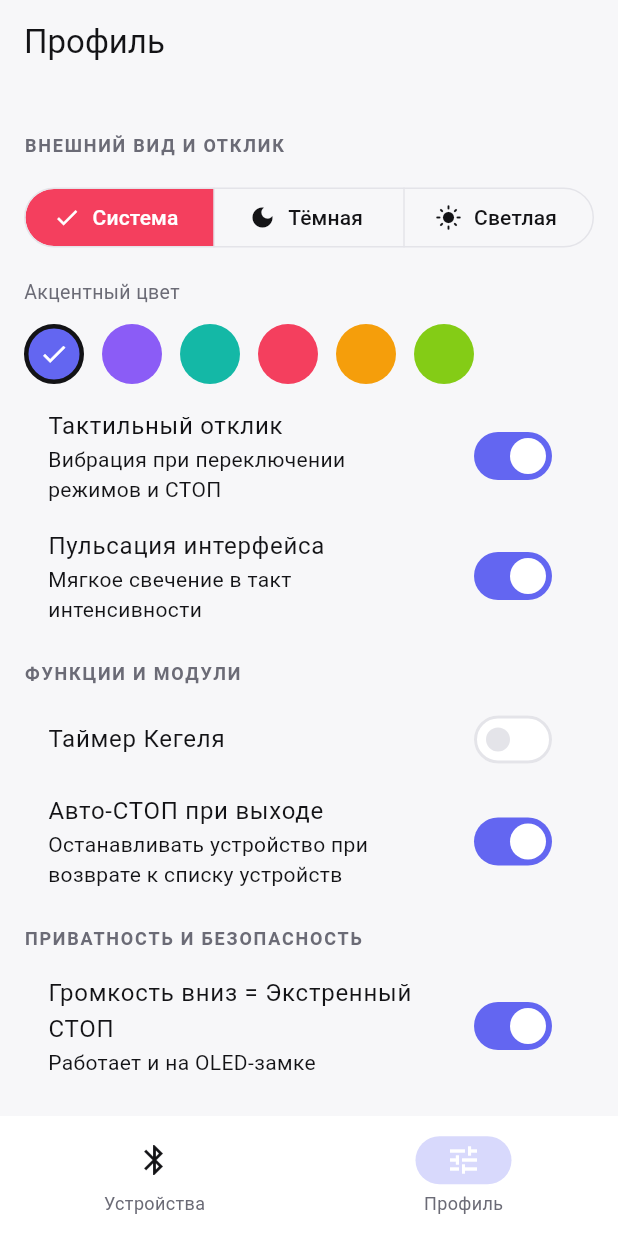
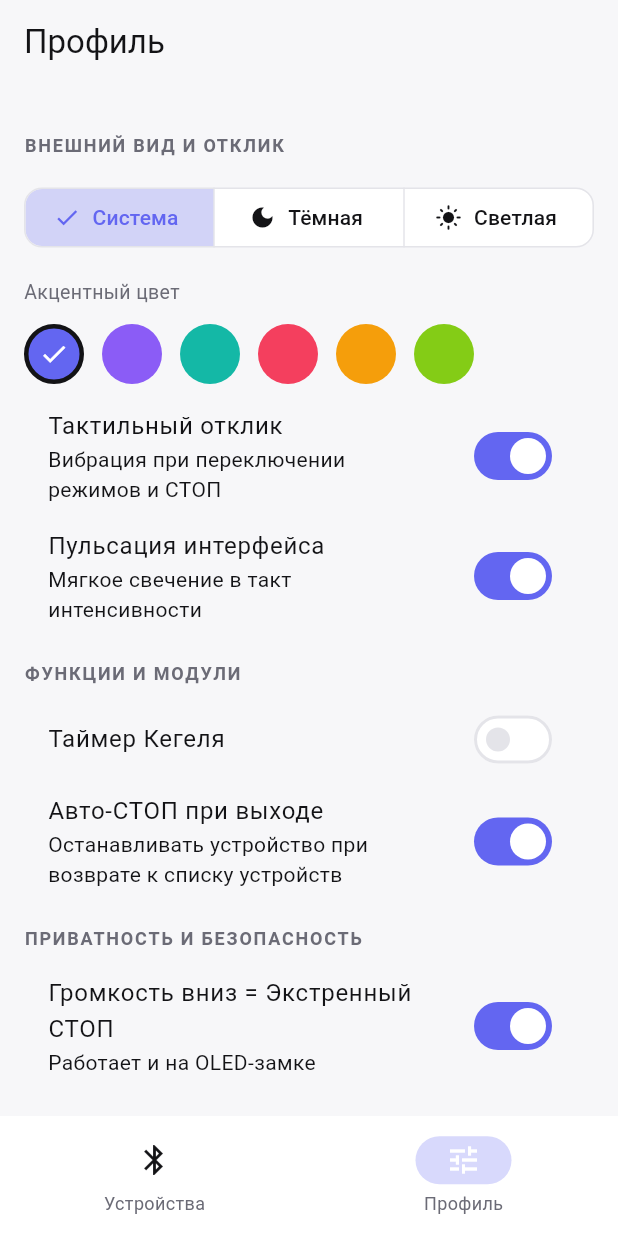
Before and after one commit to Noctwave/noctwave-app, a Flutter app: the screen it shows after launch, item 2 of the bottom bar chosen, on a phone screen of 412 x 824 dp. Run offline on Flutter 3.47's test engine with Material 3 defaults, Android fonts, the phone set to English and light mode, and no system bars; our stand-ins replace file_picker, just_audio, local_auth, material_ui, sensors_plus, share_plus and 2 more; missing offline and left inert: mobile_scanner, record; accounts and stored records are empty.

Commit message:
fix(theme): акцентный цвет в SegmentedButton (выбор темы)
- ColorScheme.secondary = акцент (SegmentedButton/ChoiceChip выделяют
  выбранный вариант цветом secondary, а не primary)
- Явный segmentedButtonTheme: выбранный вариант — фон акцент 25%,
  текст/иконка акцентом; невыбранный — поверхность/текст темы
- Тесты темы: secondary==акцент, selected-окраска, light/dark различия
- 96 тестов зелёные

```diff
--- a/lib/core/theme/noctwave_theme.dart
+++ b/lib/core/theme/noctwave_theme.dart
@@ -108,7 +108,9 @@ ThemeData buildNoctwaveTheme({
     brightness: colors.brightness,
     primary: accent,
     onPrimary: Colors.white,
-    secondary: NoctwavePalette.accentHigh,
+    // secondary = акцент: SegmentedButton/ChoiceChip выделяют выбранный
+    // вариант именно цветом secondary, а не primary.
+    secondary: accent,
     onSecondary: Colors.white,
     error: NoctwavePalette.stop,
     onError: Colors.white,
@@ -153,6 +155,24 @@ ThemeData buildNoctwaveTheme({
       labelStyle: TextStyle(color: colors.textPrimary),
       shape: RoundedRectangleBorder(borderRadius: BorderRadius.circular(12)),
     ),
+    segmentedButtonTheme: SegmentedButtonThemeData(
+      style: ButtonStyle(
+        backgroundColor: WidgetStateProperty.resolveWith((states) {
+          if (states.contains(WidgetState.selected)) {
+            return accent.withValues(alpha: 0.25);
+          }
+          return colors.surface;
+        }),
+        foregroundColor: WidgetStateProperty.resolveWith((states) {
+          if (states.contains(WidgetState.selected)) return accent;
+          return colors.textPrimary;
+        }),
+        side: WidgetStateProperty.all(BorderSide(color: colors.outline)),
+        shape: WidgetStateProperty.all(
+          RoundedRectangleBorder(borderRadius: BorderRadius.circular(12)),
+        ),
+      ),
+    ),
     filledButtonTheme: FilledButtonThemeData(
       style: FilledButton.styleFrom(
         backgroundColor: accent,
```
Also changed, not shown: 1 other file.
